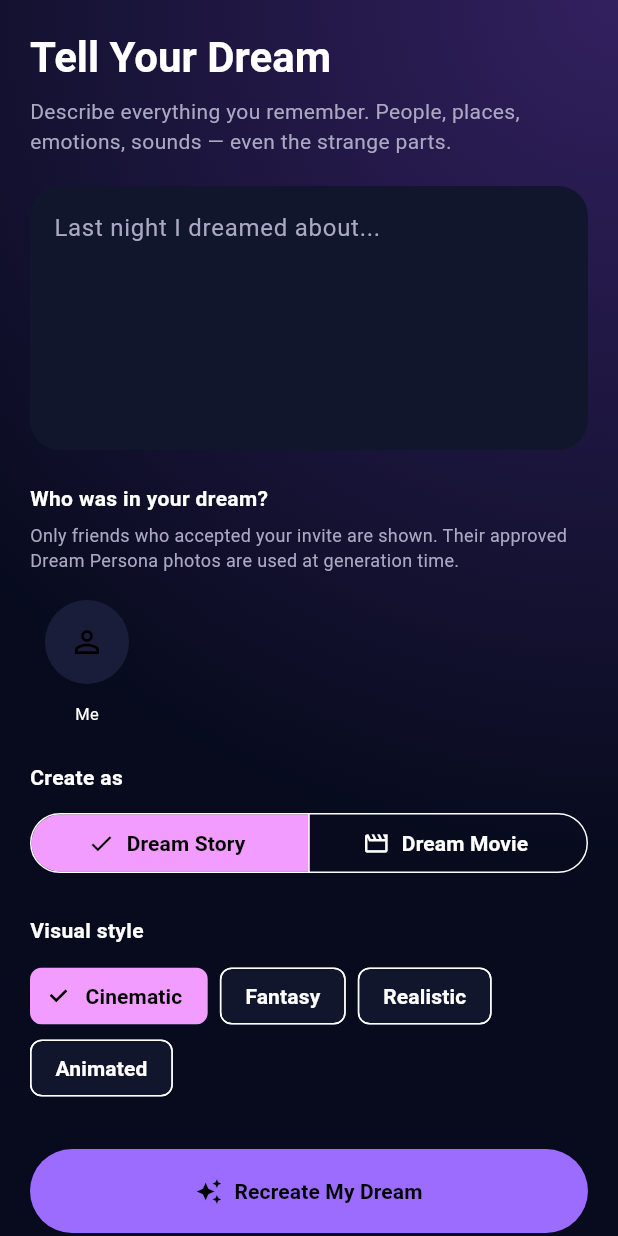
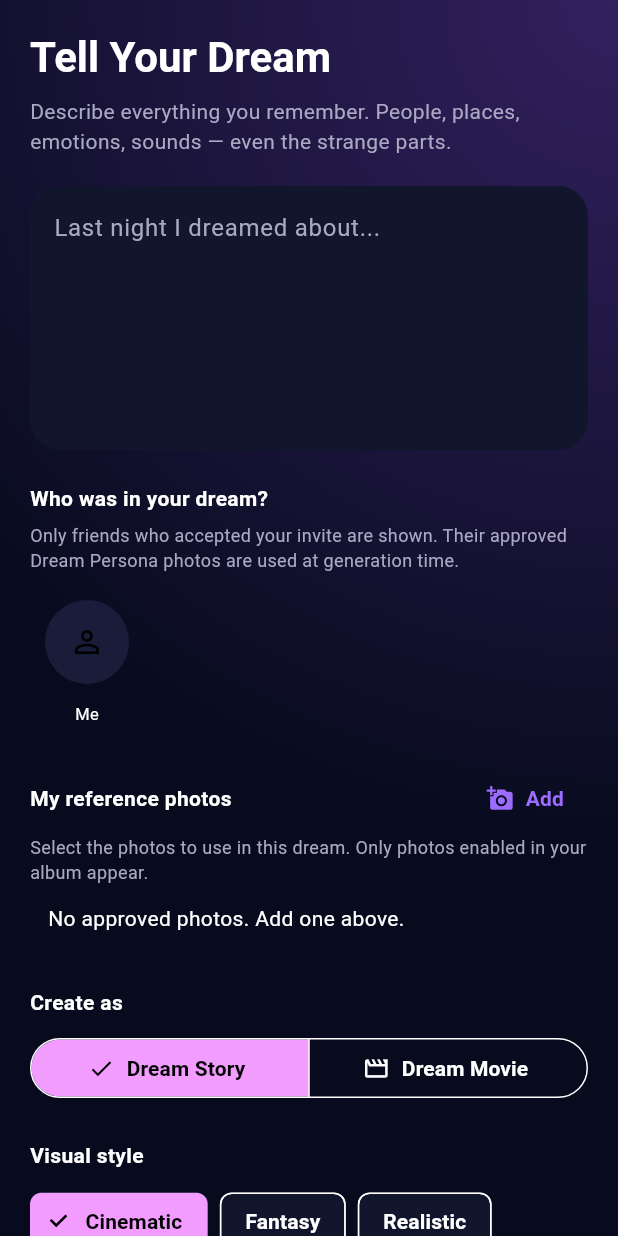
Before and after one commit to ujwaljetly-create/dream-logs, a Flutter app: the CreateDreamScreen widget shown alone on an empty page, opened directly, on a phone screen of 412 x 824 dp. Run offline on Flutter 3.47's test engine with Material 3 defaults, Android fonts, the phone set to English and light mode, and no system bars; our stand-ins replace cloud_firestore, firebase_auth, firebase_core, firebase_storage, image_picker; accounts and stored records are empty; network calls fail; Roboto replaces fonts that are missing (Arial, Georgia).

Commit message:
Add dream-specific reference photo selection and result actions

```diff
--- a/lib/features/create/create_dream_screen.dart
+++ b/lib/features/create/create_dream_screen.dart
@@ -2,6 +2,9 @@ import 'package:cloud_firestore/cloud_firestore.dart';
 import 'package:firebase_auth/firebase_auth.dart';
 import 'package:firebase_storage/firebase_storage.dart';
 import 'package:flutter/material.dart';
+import 'package:image_picker/image_picker.dart';
+import '../../core/services/profile_service.dart';
+import '../dreams/dream_library_screen.dart';
 
 import '../../core/theme/app_theme.dart';
 import '../../core/services/dream_cast_service.dart';
@@ -19,6 +22,8 @@ class _CreateDreamScreenState extends State<CreateDreamScreen> {
   final selected = <String>{};
   final description = TextEditingController();
   bool saving = false;
+  final photoIds = <String>{};
+  final profileService = ProfileService();
   final castService = DreamCastService();
 
   @override
@@ -38,7 +43,7 @@ class _CreateDreamScreenState extends State<CreateDreamScreen> {
     try {
       final job = await FirebaseFirestore.instance.collection('dreams').add({
         'ownerUid': uid, 'description': prompt, 'type': movie ? 'movie' : 'story',
-        'style': style, 'castIds': selected.toList(), 'status': 'queued',
+        'style': style, 'castIds': selected.toList(), 'photoIds': photoIds.toList(), 'status': 'queued',
         'createdAt': FieldValue.serverTimestamp(),
       });
       if (mounted) {
@@ -117,6 +122,47 @@ class _CreateDreamScreenState extends State<CreateDreamScreen> {
         ),
       ),
       const SizedBox(height: 24),
+      Row(children: [
+        const Expanded(child: Text('My reference photos', style: TextStyle(fontWeight: FontWeight.bold))),
+        TextButton.icon(onPressed: () async {
+          final option = await showModalBottomSheet<String>(context: context, builder: (ctx) =>
+            SafeArea(child: Column(mainAxisSize: MainAxisSize.min, children: [
+              ListTile(title: const Text('Take photo'), leading: const Icon(Icons.camera_alt),
+                onTap: () => Navigator.pop(ctx, 'camera')),
+              ListTile(title: const Text('Choose from phone gallery'), leading: const Icon(Icons.photo_library),
+                onTap: () => Navigator.pop(ctx, 'gallery')),
+              ListTile(title: const Text('Use profile picture'), leading: const Icon(Icons.account_circle),
+                onTap: () => Navigator.pop(ctx, 'profile')),
+            ])));
+          if (option == null) return;
+          try {
+            if (option == 'profile') { await profileService.useProfilePictureForDreams(); }
+            else { await profileService.addDreamReferencePhoto(source: option == 'camera' ? ImageSource.camera : ImageSource.gallery); }
+          } catch (e) {
+            if (mounted) ScaffoldMessenger.of(context).showSnackBar(SnackBar(content: Text('Photo error: $e')));
+          }
+        }, icon: const Icon(Icons.add_a_photo), label: const Text('Add')),
+      ]),
+      const Text('Select the photos to use in this dream. Only photos enabled in your album appear.',
+        style: TextStyle(color: DreamColors.muted, fontSize: 12)),
+      StreamBuilder<QuerySnapshot<Map<String, dynamic>>>(
+        stream: profileService.watchDreamPhotos(),
+        builder: (context, snap) {
+          if (!snap.hasData) return const LinearProgressIndicator();
+          final photos = snap.data!.docs.where((d) => d.data()['availableForDreams'] == true).toList();
+          if (photos.isEmpty) return const Padding(padding: EdgeInsets.all(12), child: Text('No approved photos. Add one above.'));
+          return SizedBox(height: 105, child: ListView(scrollDirection: Axis.horizontal, children: photos.map((doc) {
+            final checked = photoIds.contains(doc.id);
+            return GestureDetector(onTap: () => setState(() => checked ? photoIds.remove(doc.id) : photoIds.add(doc.id)),
+              child: Padding(padding: const EdgeInsets.all(6), child: Stack(children: [
+                Image.network(doc.data()['url'] as String, width: 86, height: 86, fit: BoxFit.cover),
+                Positioned(right: 0, top: 0, child: Icon(checked ? Icons.check_circle : Icons.circle_outlined,
+                  color: checked ? Colors.greenAccent : Colors.white)),
+              ])));
+          }).toList()));
+        },
+      ),
+      const SizedBox(height: 24),
       const Text('Create as', style: TextStyle(fontWeight: FontWeight.bold, fontFamily: 'Arial')),
       const SizedBox(height: 10),
       SegmentedButton<bool>(
@@ -186,7 +232,7 @@ class _DreamJobScreen extends StatelessWidget {
           return Center(child: Column(mainAxisSize: MainAxisSize.min, children: [
             const CircularProgressIndicator(),
             const SizedBox(height: 20),
-            Text(status == 'processing' ? 'Creating your dream image...' : 'Waiting for your AI worker...'),
+            Text(status == 'processing' ? 'Creating your dream image...' : 'Waiting for cloud generation...'),
             const SizedBox(height: 10),
             const Text('Your dream is being generated securely in the cloud.', style: TextStyle(color: DreamColors.muted)),
           ]));
@@ -194,6 +240,10 @@ class _DreamJobScreen extends StatelessWidget {
         final scenes = (data['scenes'] as List<dynamic>? ?? const []);
         return ListView(padding: const EdgeInsets.all(20), children: [
           const Text('Dream Story', style: TextStyle(fontSize: 24, fontWeight: FontWeight.bold)),
+          const SizedBox(height: 10),
+          FilledButton.icon(onPressed: () => Navigator.of(context).push(MaterialPageRoute(builder: (_) => DreamLibraryScreen(initialDreamId: jobId))), icon: const Icon(Icons.tune), label: const Text('Save, share, edit or regenerate')),
+          const SizedBox(height: 8),
+          OutlinedButton.icon(onPressed: () => Navigator.of(context).push(MaterialPageRoute(builder: (_) => const DreamLibraryScreen())), icon: const Icon(Icons.collections_bookmark), label: const Text('My Dreams')),
           const SizedBox(height: 16),
           ...scenes.map((scene) {
             final item = Map<String, dynamic>.from(scene as Map);
```
